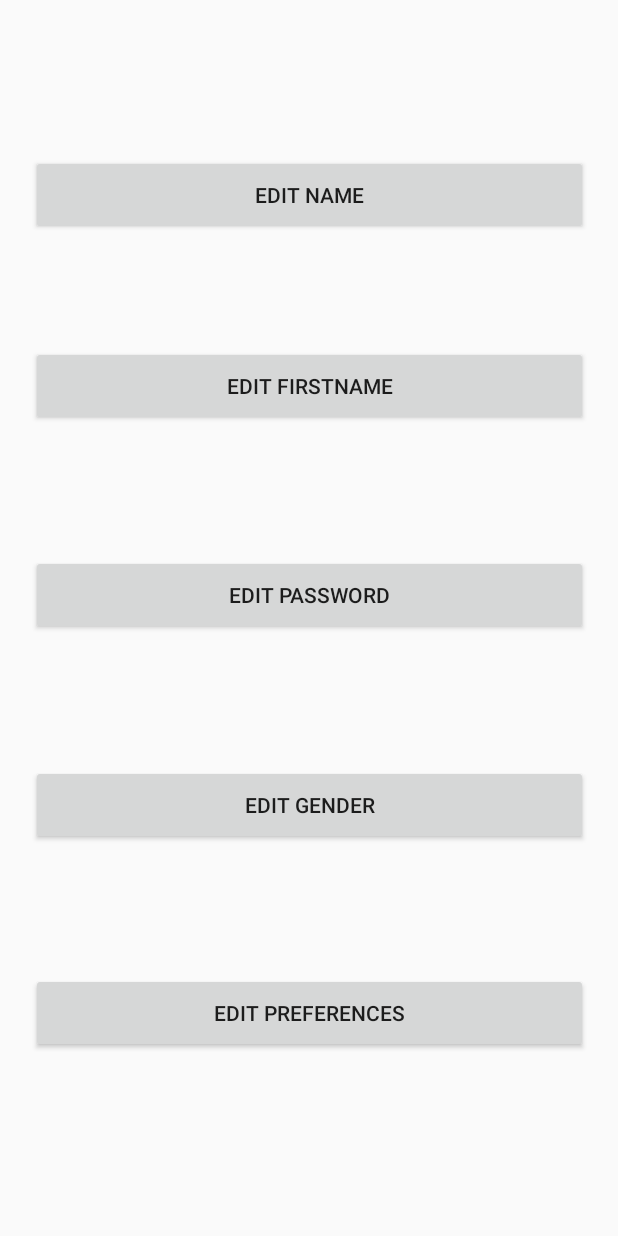
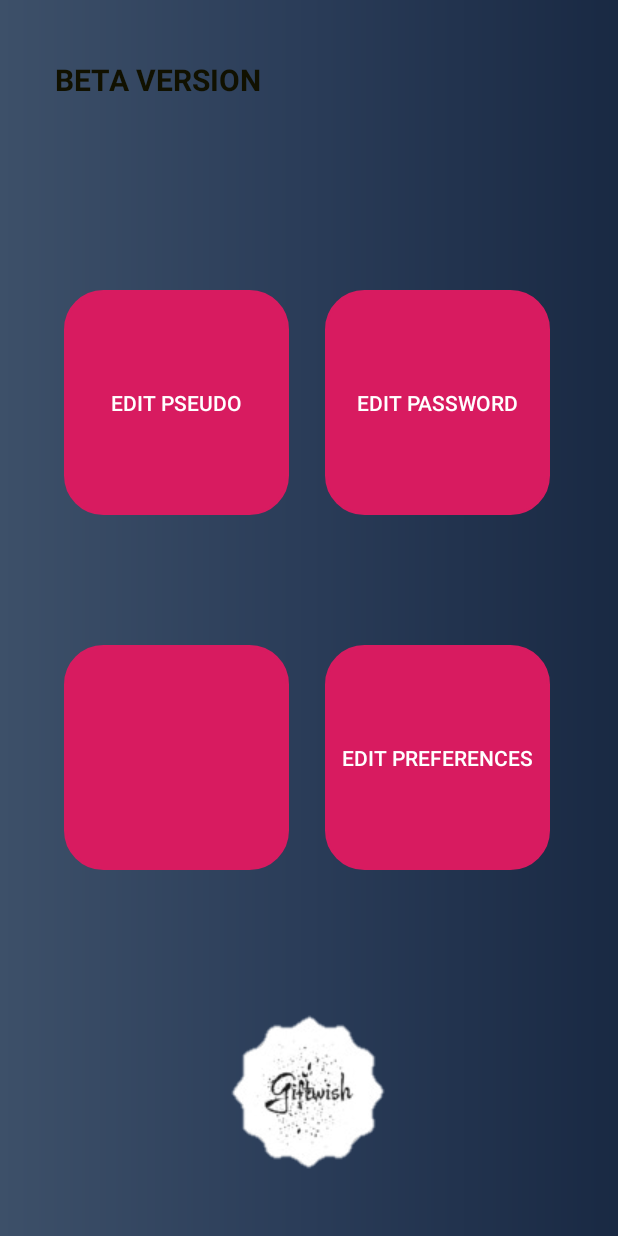
Before and after one commit to CyrilGusbin/LSINF1225-2020-GroupeL3.2-GiftWish, an Android app: the layout activity_edit_profile.xml on its own in the app's theme, with its tools: preview values and no code run, on a phone screen of 412 x 824 dp. Run offline under Robolectric (Android 15) with nearby library versions, the phone set to English and light mode, and no system bars.

Commit message:
- Esthétique de l'application TODO : - Terminer esthétique

```diff
--- a/app/src/main/java/com/example/wishlist/Interface/Profile.java
+++ b/app/src/main/java/com/example/wishlist/Interface/Profile.java
@@ -35,6 +35,9 @@ public class Profile extends AppCompatActivity {
             @Override
             public void onClick(View view) {
                 Intent otherActivity = new Intent(getApplicationContext(), EditProfile.class);
+                Intent intent =getIntent();
+                String getPseudo = intent.getStringExtra(EXTRA_MESSAGE);
+                intent.putExtra(EXTRA_MESSAGE, getPseudo);
                 startActivity(otherActivity);
             }
         });
--- a/app/src/main/res/layout/activity_edit_profile.xml
+++ b/app/src/main/res/layout/activity_edit_profile.xml
@@ -4,61 +4,105 @@
     xmlns:tools="http://schemas.android.com/tools"
     android:layout_width="match_parent"
     android:layout_height="match_parent"
+    android:background="@drawable/gradient"
     tools:context=".Interface.EditProfile">
 
     <Button
-        android:id="@+id/set_nom"
-        android:layout_width="371dp"
-        android:layout_height="53dp"
-        android:text="Edit Name"
+        android:id="@+id/set_pseudo"
+        android:layout_width="150dp"
+        android:layout_height="150dp"
+        android:background="@drawable/circle_button"
+        android:backgroundTint="@color/colorAccent"
+        android:text="Edit Pseudo"
+        android:textColor="@color/Blanc"
         app:layout_constraintBottom_toBottomOf="parent"
         app:layout_constraintEnd_toEndOf="parent"
+        app:layout_constraintHorizontal_bias="0.164"
         app:layout_constraintStart_toStartOf="parent"
         app:layout_constraintTop_toTopOf="parent"
-        app:layout_constraintVertical_bias="0.134" />
-
-    <Button
-        android:id="@+id/set_prenom"
-        android:layout_width="371dp"
-        android:layout_height="53dp"
-        android:text="Edit firstname"
-        app:layout_constraintBottom_toBottomOf="parent"
-        app:layout_constraintEnd_toEndOf="parent"
-        app:layout_constraintStart_toStartOf="parent"
-        app:layout_constraintTop_toTopOf="parent"
-        app:layout_constraintVertical_bias="0.299" />
+        app:layout_constraintVertical_bias="0.287" />
 
     <Button
         android:id="@+id/change_mdp"
-        android:layout_width="371dp"
-        android:layout_height="53dp"
+        android:layout_width="150dp"
+        android:layout_height="150dp"
+        android:background="@drawable/circle_button"
+        android:backgroundTint="@color/colorAccent"
         android:text="edit password"
+        android:textColor="@color/Blanc"
         app:layout_constraintBottom_toBottomOf="parent"
         app:layout_constraintEnd_toEndOf="parent"
+        app:layout_constraintHorizontal_bias="0.827"
         app:layout_constraintStart_toStartOf="parent"
         app:layout_constraintTop_toTopOf="parent"
-        app:layout_constraintVertical_bias="0.48" />
+        app:layout_constraintVertical_bias="0.287" />
 
     <Button
-        android:id="@+id/set_sexe"
-        android:layout_width="371dp"
-        android:layout_height="53dp"
-        android:text="edit gender"
+        android:id="@+id/set_something"
+        android:layout_width="150dp"
+        android:layout_height="150dp"
+        android:background="@drawable/circle_button"
+        android:backgroundTint="@color/colorAccent"
+        android:text=""
+        android:textColor="@color/Blanc"
         app:layout_constraintBottom_toBottomOf="parent"
         app:layout_constraintEnd_toEndOf="parent"
+        app:layout_constraintHorizontal_bias="0.164"
         app:layout_constraintStart_toStartOf="parent"
         app:layout_constraintTop_toTopOf="parent"
-        app:layout_constraintVertical_bias="0.662" />
+        app:layout_constraintVertical_bias="0.638" />
 
     <Button
         android:id="@+id/set_preferences"
-        android:layout_width="371dp"
-        android:layout_height="53dp"
+        android:layout_width="150dp"
+        android:layout_height="150dp"
+        android:background="@drawable/circle_button"
+        android:backgroundTint="@color/colorAccent"
         android:text="edit preferences"
+        android:textColor="@color/Blanc"
         app:layout_constraintBottom_toBottomOf="parent"
         app:layout_constraintEnd_toEndOf="parent"
+        app:layout_constraintHorizontal_bias="0.827"
         app:layout_constraintStart_toStartOf="parent"
         app:layout_constraintTop_toTopOf="parent"
-        app:layout_constraintVertical_bias="0.842" />
+        app:layout_constraintVertical_bias="0.638" />
+
+    <ImageView
+        android:id="@+id/imageView6"
+        android:layout_width="wrap_content"
+        android:layout_height="wrap_content"
+        app:layout_constraintBottom_toBottomOf="parent"
+        app:layout_constraintEnd_toEndOf="parent"
+        app:layout_constraintHorizontal_bias="0.497"
+        app:layout_constraintStart_toStartOf="parent"
+        app:layout_constraintTop_toTopOf="parent"
+        app:layout_constraintVertical_bias="1.0"
+        app:srcCompat="@drawable/sans_fond" />
+
+    <TextView
+        android:id="@+id/loadPseudo"
+        android:layout_width="wrap_content"
+        android:layout_height="wrap_content"
+        app:layout_constraintBottom_toBottomOf="parent"
+        app:layout_constraintEnd_toEndOf="parent"
+        app:layout_constraintHorizontal_bias="0.252"
+        app:layout_constraintStart_toStartOf="parent"
+        app:layout_constraintTop_toTopOf="parent"
+        app:layout_constraintVertical_bias="0.179" />
+
+    <TextView
+        android:id="@+id/beta_text"
+        android:layout_width="wrap_content"
+        android:layout_height="wrap_content"
+        android:text="@string/BETA"
+        android:textStyle="bold"
+        android:textSize="20dp"
+        android:textColor="#110"
+        app:layout_constraintBottom_toBottomOf="parent"
+        app:layout_constraintEnd_toEndOf="parent"
+        app:layout_constraintHorizontal_bias="0.133"
+        app:layout_constraintStart_toStartOf="parent"
+        app:layout_constraintTop_toTopOf="parent"
+        app:layout_constraintVertical_bias="0.049" />
 
 </androidx.constraintlayout.widget.ConstraintLayout>
--- a/app/src/main/res/values/strings.xml
+++ b/app/src/main/res/values/strings.xml
@@ -5,4 +5,5 @@
     <string name="Pseudo_register">Pseudo</string>
     <string name="Password_register">Password</string>
     <string name="forgotPassword"><u>Forgot your password?</u></string>
+    <string name="BETA">BETA VERSION</string>
 </resources>
```
Also changed, not shown: app/src/main/java/com/example/wishlist/Interface/EditProfile.java (+8 -0 lines), app/src/main/res/layout/activity_main.xml (+16 -1 lines), app/src/main/res/layout/activity_menu.xml (+15 -0 lines), app/src/main/res/layout/activity_profile.xml (+15 -0 lines), app/src/main/res/layout/activity_register.xml (+16 -0 lines), app/src/main/res/layout/activity_register__next.xml (+15 -0 lines).
